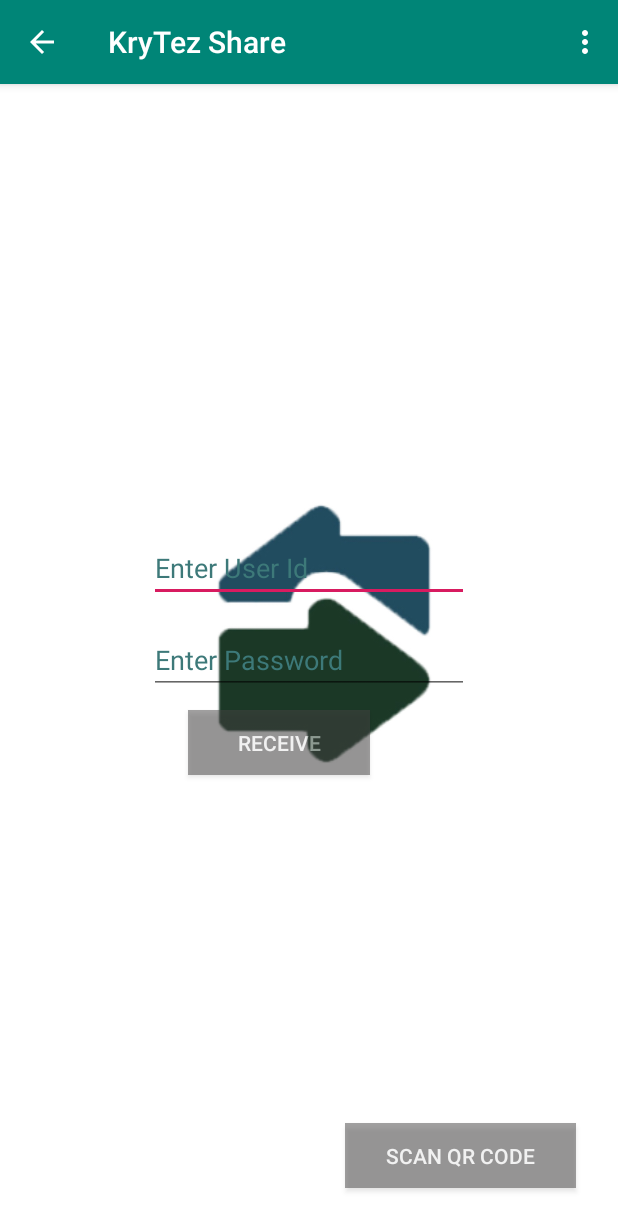
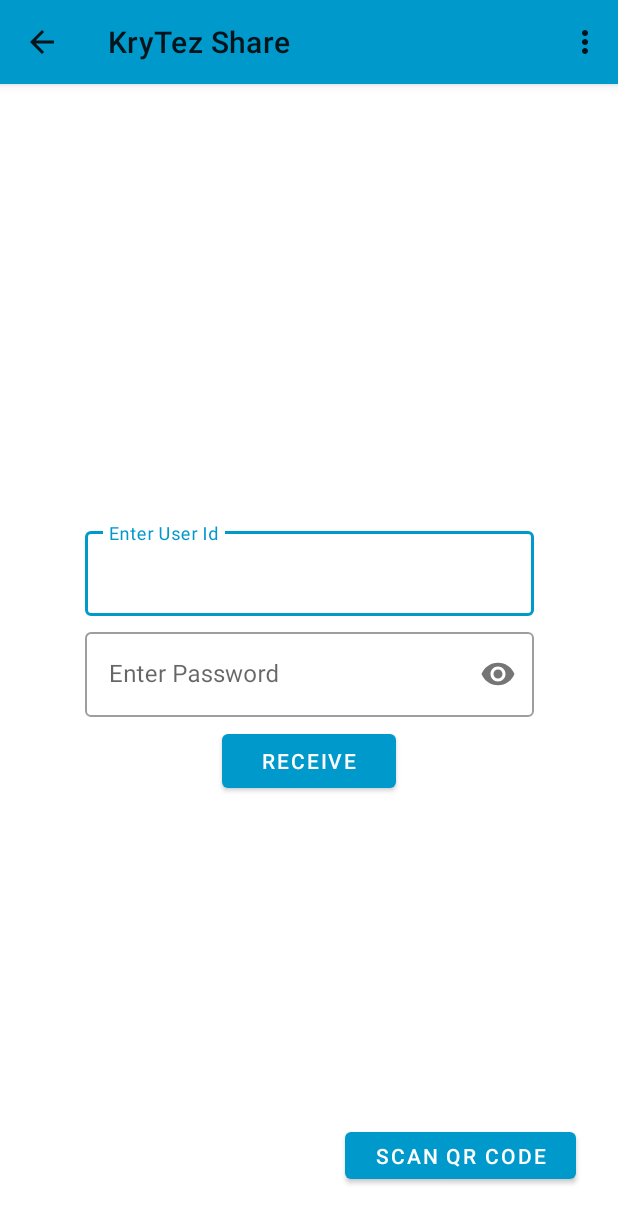
Before and after one commit to sumanth-31/KryTez-Share-Android, an Android app: the Krytez_Client screen opened directly, with no data from a screen before it, after a tap on "RECEIVE", on a phone screen of 412 x 824 dp. Shown: the top 1231 px of the screen. Run offline under Robolectric (Android 15) with nearby library versions, the phone set to English and light mode, and no system bars.

Commit message:
Added material design to client

```diff
--- a/app/src/main/java/com/krytez/krytezshare/Krytez_Client.java
+++ b/app/src/main/java/com/krytez/krytezshare/Krytez_Client.java
@@ -9,8 +9,10 @@ import android.content.pm.PackageManager;
 import android.net.Uri;
 import android.os.AsyncTask;
 import android.os.Environment;
-import android.support.v7.app.AlertDialog;
-import android.support.v7.app.AppCompatActivity;
+import androidx.appcompat.app.AlertDialog;
+import androidx.appcompat.app.AppCompatActivity;
+import androidx.constraintlayout.widget.ConstraintLayout;
+
 import android.os.Bundle;
 import android.view.Menu;
 import android.view.MenuInflater;
@@ -18,15 +20,18 @@ import android.view.MenuItem;
 import android.view.View;
 import android.widget.Button;
 import android.widget.EditText;
+import android.widget.LinearLayout;
 import android.widget.ProgressBar;
 import android.widget.RadioButton;
 import android.widget.RadioGroup;
 import android.widget.TextView;
 import android.widget.Toast;
+
+import com.google.android.material.textfield.TextInputEditText;
+
 import java.io.BufferedInputStream;
 import java.io.BufferedOutputStream;
 import java.io.BufferedReader;
-import java.io.DataInputStream;
 import java.io.DataOutputStream;
 import java.io.File;
 import java.io.FileOutputStream;
@@ -42,10 +47,12 @@ public class Krytez_Client extends AppCompatActivity {
     ProgressBar pb;
     TextView trans,perc;
     AlertDialog.Builder dialog;
-    EditText ip,portt;
+    TextInputEditText ip,portt;
     Button conn,scbtn;
     String file,datas;
     long starttime,endtime,totaltime,transd,maintrans;
+    ConstraintLayout loginLayout;
+    LinearLayout transferLayout;
     Intent intent;
     double datad;
     Socket socket;
@@ -65,13 +72,8 @@ public class Krytez_Client extends AppCompatActivity {
         protected void onPreExecute()
         {
 
-            pb.setVisibility(View.VISIBLE);
-            trans.setVisibility(View.VISIBLE);
-            ip.setVisibility(View.INVISIBLE);
-            scbtn.setVisibility(View.INVISIBLE);
-            portt.setVisibility(View.INVISIBLE);
-            conn.setVisibility(View.INVISIBLE);
-            perc.setVisibility(View.VISIBLE);
+            transferLayout.setVisibility(View.VISIBLE);
+            loginLayout.setVisibility(View.GONE);
             path=dir.getString("directory",null);
             File fl=new File(path);
             if(path==null)
@@ -452,7 +454,7 @@ public class Krytez_Client extends AppCompatActivity {
     }
     public void rgVis(View view)
     {
-        rg.setVisibility(View.INVISIBLE);
+        rg.setVisibility(View.GONE);
     }
     public void scan(View view)
     {
@@ -503,12 +505,11 @@ public class Krytez_Client extends AppCompatActivity {
                 Toast.makeText(Krytez_Client.this,"Failed!\nCheck if sd card is inserted",Toast.LENGTH_LONG).show();
             }
         }
-        rg.setVisibility(View.INVISIBLE);
+        rg.setVisibility(View.GONE);
         direditor.commit();
     }
     public void reset(){
         start();
-        perc.setVisibility(View.INVISIBLE);
         perc.setText("0%");
         startflag=true;
         perflag=false;
@@ -554,13 +555,9 @@ public class Krytez_Client extends AppCompatActivity {
     }
     public void start()
     {
-        pb.setVisibility(View.INVISIBLE);
-        trans.setVisibility(View.INVISIBLE);
-        ip.setVisibility(View.VISIBLE);
-        portt.setVisibility(View.VISIBLE);
-        conn.setVisibility(View.VISIBLE);
+        transferLayout.setVisibility(View.GONE);
+        loginLayout.setVisibility(View.VISIBLE);
         trans.setText("Waiting for files");
-        scbtn.setVisibility(View.VISIBLE);
     }
 
 
@@ -586,25 +583,20 @@ public class Krytez_Client extends AppCompatActivity {
         setContentView(R.layout.activity_krytez__client);
         scbtn= findViewById(R.id.but);
         setRequestedOrientation(ActivityInfo.SCREEN_ORIENTATION_PORTRAIT);
-        ip= (EditText) findViewById(R.id.ipadd);
-        portt=(EditText) findViewById(R.id.port);
+        ip= (TextInputEditText) findViewById(R.id.ipadd);
+        portt=(TextInputEditText) findViewById(R.id.port);
         conn= (Button) findViewById(R.id.connectb);
         pb= (ProgressBar) findViewById(R.id.pb);
+        loginLayout=(ConstraintLayout)findViewById(R.id.loginLayout);
+        transferLayout=(LinearLayout)findViewById(R.id.transferLayout);
         pb.setIndeterminate(true);
         trans=(TextView) findViewById(R.id.transfer);
         perc=(TextView) findViewById(R.id.perc);
-        pb.setVisibility(View.INVISIBLE);
-        trans.setVisibility(View.INVISIBLE);
-        ip.setVisibility(View.VISIBLE);
-        portt.setVisibility(View.VISIBLE);
-        conn.setVisibility(View.VISIBLE);
         trans.setText("Waiting for files");
-        perc.setVisibility(View.INVISIBLE);
         perc.setText(0+"%");
         rg=findViewById(R.id.rgroup);
         intr= findViewById(R.id.intr);
         extr=findViewById(R.id.extr);
-        rg.setVisibility(View.INVISIBLE);
         int i=0;
         try {
             Enumeration<NetworkInterface> en = NetworkInterface.getNetworkInterfaces();
--- a/app/src/main/java/com/krytez/krytezshare/MainActivity.java
+++ b/app/src/main/java/com/krytez/krytezshare/MainActivity.java
@@ -9,8 +9,8 @@ import android.content.pm.ActivityInfo;
 import android.content.pm.PackageManager;
 import android.os.Handler;
 import android.os.StrictMode;
-import android.support.v4.app.ActivityCompat;
-import android.support.v7.app.AppCompatActivity;
+import androidx.core.app.ActivityCompat;
+import androidx.appcompat.app.AppCompatActivity;
 import android.os.Bundle;
 import android.view.Window;
 import android.view.WindowManager;
--- a/app/src/main/java/com/krytez/krytezshare/ParentActivity.java
+++ b/app/src/main/java/com/krytez/krytezshare/ParentActivity.java
@@ -3,7 +3,7 @@ package com.krytez.krytezshare;
 import android.content.Intent;
 import android.content.pm.ActivityInfo;
 import android.net.Uri;
-import android.support.v7.app.AppCompatActivity;
+import androidx.appcompat.app.AppCompatActivity;
 import android.os.Bundle;
 import android.view.Menu;
 import android.view.MenuInflater;
--- a/app/src/main/java/com/krytez/krytezshare/QRGen.java
+++ b/app/src/main/java/com/krytez/krytezshare/QRGen.java
@@ -2,10 +2,9 @@ package com.krytez.krytezshare;
 
 import android.content.Intent;
 import android.graphics.Bitmap;
-import android.provider.MediaStore;
-import android.support.v7.app.AppCompatActivity;
+
+import androidx.appcompat.app.AppCompatActivity;
 import android.os.Bundle;
-import android.widget.ImageView;
 import android.widget.Toast;
 
 import com.google.zxing.BarcodeFormat;
--- a/app/src/main/java/com/krytez/krytezshare/QRScan.java
+++ b/app/src/main/java/com/krytez/krytezshare/QRScan.java
@@ -1,8 +1,8 @@
 package com.krytez.krytezshare;
 
 import android.content.Intent;
-import android.content.pm.ActivityInfo;
-import android.support.v7.app.AppCompatActivity;
+
+import androidx.appcompat.app.AppCompatActivity;
 import android.os.Bundle;
 import com.google.zxing.integration.android.IntentIntegrator;
 import com.google.zxing.integration.android.IntentResult;
--- a/app/src/main/res/layout/activity_krytez__client.xml
+++ b/app/src/main/res/layout/activity_krytez__client.xml
@@ -1,10 +1,9 @@
 <?xml version="1.0" encoding="utf-8"?>
-<android.support.constraint.ConstraintLayout xmlns:android="http://schemas.android.com/apk/res/android"
+<androidx.constraintlayout.widget.ConstraintLayout xmlns:android="http://schemas.android.com/apk/res/android"
     xmlns:app="http://schemas.android.com/apk/res-auto"
     xmlns:tools="http://schemas.android.com/tools"
     android:layout_width="match_parent"
     android:layout_height="match_parent"
-    android:background="@mipmap/back"
     android:onClick="rgVis"
     tools:context=".Krytez_Client">
 
@@ -16,6 +15,7 @@
         android:layout_marginLeft="241dp"
         android:layout_marginEnd="1dp"
         android:layout_marginRight="1dp"
+        android:visibility="gone"
         app:layout_constraintEnd_toEndOf="parent"
         app:layout_constraintStart_toStartOf="parent"
         tools:layout_editor_absoluteY="2dp">
@@ -38,99 +38,101 @@
 
     </RadioGroup>
 
-    <Button
-        android:id="@+id/connectb"
-        android:layout_width="121dp"
-        android:layout_height="43dp"
-        android:layout_marginStart="125dp"
-        android:layout_marginLeft="125dp"
-        android:layout_marginTop="72dp"
-        android:layout_marginEnd="165dp"
-        android:layout_marginRight="165dp"
-        android:alpha="0.5"
-        android:background="#474545"
-        android:onClick="client"
-        android:shadowColor="#161616"
-        android:text="receive"
-        android:textColor="#FFFFFF"
-        app:layout_constraintEnd_toEndOf="parent"
-        app:layout_constraintHorizontal_bias="0.0"
-        app:layout_constraintStart_toStartOf="parent"
-        app:layout_constraintTop_toBottomOf="@+id/ipadd" />
 
-    <EditText
-        android:id="@+id/port"
-        android:layout_width="wrap_content"
+    <LinearLayout
+        android:id="@+id/transferLayout"
+        android:layout_width="match_parent"
         android:layout_height="wrap_content"
-        android:layout_marginStart="99dp"
-        android:layout_marginLeft="99dp"
-        android:layout_marginTop="343dp"
-        android:layout_marginEnd="99dp"
-        android:layout_marginRight="99dp"
-        android:layout_marginBottom="343dp"
-        android:ems="10"
-        android:hint="@string/enter_password"
-        android:inputType="textPersonName"
-        android:textColorHint="#3D7979"
+        android:orientation="vertical"
+        android:visibility="gone"
         app:layout_constraintBottom_toBottomOf="parent"
-        app:layout_constraintEnd_toEndOf="parent"
-        app:layout_constraintStart_toStartOf="parent"
-        app:layout_constraintTop_toTopOf="parent" />
-
-    <EditText
-        android:id="@+id/ipadd"
-        android:layout_width="wrap_content"
-        android:layout_height="wrap_content"
-        android:layout_marginStart="99dp"
-        android:layout_marginLeft="99dp"
-        android:layout_marginEnd="99dp"
-        android:layout_marginRight="99dp"
-        android:layout_marginBottom="16dp"
-        android:ems="10"
-        android:hint="@string/enter_user_id"
-        android:inputType="textPersonName"
-        android:textColorHighlight="#9C27B0"
-        android:textColorHint="#3D7979"
-        app:layout_constraintBottom_toTopOf="@+id/port"
-        app:layout_constraintEnd_toEndOf="parent"
-        app:layout_constraintStart_toStartOf="parent" />
+        app:layout_constraintTop_toTopOf="parent">
 
         <ProgressBar
             android:id="@+id/pb"
             style="?android:attr/progressBarStyleHorizontal"
-        android:layout_width="195dp"
-        android:layout_height="5dp"
-        android:layout_marginStart="96dp"
-        android:layout_marginLeft="96dp"
-        android:layout_marginTop="8dp"
-        android:layout_marginBottom="8dp"
-        app:layout_constraintBottom_toTopOf="@+id/perc"
-        app:layout_constraintStart_toStartOf="parent"
-        app:layout_constraintTop_toBottomOf="@+id/transfer" />
+            android:layout_width="match_parent"
+            android:layout_height="10dp"
+            android:layout_marginBottom="5dp" />
+
+        <TextView
+            android:id="@+id/perc"
+            android:layout_width="match_parent"
+            android:layout_height="wrap_content"
+            android:layout_marginBottom="5dp"
+            android:text="TextView"
+            android:textColor="#3D7979" />
 
         <TextView
             android:id="@+id/transfer"
-        android:layout_width="208dp"
-        android:layout_height="95dp"
-        android:layout_marginStart="96dp"
-        android:layout_marginLeft="96dp"
-        android:layout_marginBottom="376dp"
+            android:layout_width="match_parent"
+            android:layout_height="wrap_content"
             android:text="TextView"
-        android:textColor="#3D7979"
+            android:textColor="#3D7979" />
+    </LinearLayout>
+
+    <androidx.constraintlayout.widget.ConstraintLayout
+        android:id="@+id/loginLayout"
+        android:layout_width="match_parent"
+        android:layout_height="match_parent"
+        android:visibility="visible"
+        tools:layout_editor_absoluteX="124dp"
+        tools:layout_editor_absoluteY="135dp">
+
+        <LinearLayout
+            android:layout_width="299dp"
+            android:layout_height="wrap_content"
+            android:gravity="center_horizontal"
+            android:orientation="vertical"
             app:layout_constraintBottom_toBottomOf="parent"
-        app:layout_constraintStart_toStartOf="parent" />
+            app:layout_constraintEnd_toEndOf="parent"
+            app:layout_constraintStart_toStartOf="parent"
+            app:layout_constraintTop_toTopOf="parent">
 
-    <TextView
-        android:id="@+id/perc"
-        android:layout_width="207dp"
-        android:layout_height="24dp"
-        android:layout_marginStart="96dp"
-        android:layout_marginLeft="96dp"
-        android:layout_marginBottom="316dp"
-        android:text="TextView"
-        android:textColor="#3D7979"
-        app:layout_constraintBottom_toBottomOf="parent"
-        app:layout_constraintStart_toStartOf="parent" />
+            <com.google.android.material.textfield.TextInputLayout
+                style="@style/Widget.MaterialComponents.TextInputLayout.OutlinedBox"
+                android:layout_width="match_parent"
+                android:layout_height="wrap_content">
+
+                <com.google.android.material.textfield.TextInputEditText
+                    android:id="@+id/ipadd"
+                    android:layout_width="match_parent"
+                    android:layout_height="wrap_content"
+                    android:layout_marginBottom="5dp"
+                    android:ems="10"
+                    android:hint="@string/enter_user_id"
+                    android:textColorHighlight="#9C27B0"
+                    android:textColorHint="#3D7979" />
+
+            </com.google.android.material.textfield.TextInputLayout>
+
+            <com.google.android.material.textfield.TextInputLayout
+                style="@style/Widget.MaterialComponents.TextInputLayout.OutlinedBox"
+                android:layout_width="match_parent"
+                android:layout_height="wrap_content"
+                app:passwordToggleEnabled="true">
+
+                <com.google.android.material.textfield.TextInputEditText
+                    android:id="@+id/port"
+                    android:layout_width="match_parent"
+                    android:layout_height="wrap_content"
+                    android:layout_marginBottom="5dp"
+                    android:ems="10"
+                    android:hint="@string/enter_password"
+                    android:inputType="textPassword"
+                    android:textColorHint="#3D7979" />
+            </com.google.android.material.textfield.TextInputLayout>
+
+            <Button
+                android:id="@+id/connectb"
+                android:layout_width="116dp"
+                android:layout_height="wrap_content"
+                android:onClick="client"
+                android:shadowColor="#161616"
+                android:text="receive"
+                android:textColor="#FFFFFF" />
+        </LinearLayout>
+
 
         <Button
             android:id="@+id/but"
@@ -139,12 +141,12 @@
             android:layout_marginEnd="28dp"
             android:layout_marginRight="28dp"
             android:layout_marginBottom="32dp"
-        android:alpha="0.5"
-        android:background="#474545"
             android:onClick="scan"
             android:text="Scan QR Code"
             android:textColor="#FFFF"
             app:layout_constraintBottom_toBottomOf="parent"
             app:layout_constraintEnd_toEndOf="parent" />
+    </androidx.constraintlayout.widget.ConstraintLayout>
 
-</android.support.constraint.ConstraintLayout>
+
+</androidx.constraintlayout.widget.ConstraintLayout>
--- a/app/src/main/res/layout/activity_krytez__server.xml
+++ b/app/src/main/res/layout/activity_krytez__server.xml
@@ -1,5 +1,5 @@
 <?xml version="1.0" encoding="utf-8"?>
-<android.support.constraint.ConstraintLayout xmlns:android="http://schemas.android.com/apk/res/android"
+<androidx.constraintlayout.widget.ConstraintLayout xmlns:android="http://schemas.android.com/apk/res/android"
     xmlns:app="http://schemas.android.com/apk/res-auto"
     xmlns:tools="http://schemas.android.com/tools"
     android:layout_width="match_parent"
@@ -103,4 +103,4 @@
         app:layout_constraintTop_toBottomOf="@+id/button2"
         app:srcCompat="@color/ic_launcher_background" />
 
-</android.support.constraint.ConstraintLayout>
+</androidx.constraintlayout.widget.ConstraintLayout>
--- a/app/src/main/res/layout/activity_main.xml
+++ b/app/src/main/res/layout/activity_main.xml
@@ -1,5 +1,5 @@
 <?xml version="1.1.1" encoding="utf-8"?>
-<android.support.constraint.ConstraintLayout xmlns:android="http://schemas.android.com/apk/res/android"
+<androidx.constraintlayout.widget.ConstraintLayout xmlns:android="http://schemas.android.com/apk/res/android"
     xmlns:app="http://schemas.android.com/apk/res-auto"
     xmlns:tools="http://schemas.android.com/tools"
     android:layout_width="match_parent"
--- a/app/src/main/res/layout/activity_main2.xml
+++ b/app/src/main/res/layout/activity_main2.xml
@@ -1,9 +1,9 @@
 <?xml version="1.0" encoding="utf-8"?>
-<android.support.constraint.ConstraintLayout xmlns:android="http://schemas.android.com/apk/res/android"
+<androidx.constraintlayout.widget.ConstraintLayout xmlns:android="http://schemas.android.com/apk/res/android"
     xmlns:app="http://schemas.android.com/apk/res-auto"
     xmlns:tools="http://schemas.android.com/tools"
     android:layout_width="match_parent"
     android:layout_height="match_parent"
     tools:context=".Main2Activity">
 
-</android.support.constraint.ConstraintLayout>
+</androidx.constraintlayout.widget.ConstraintLayout>
--- a/app/src/main/res/layout/activity_parent.xml
+++ b/app/src/main/res/layout/activity_parent.xml
@@ -1,5 +1,5 @@
 <?xml version="1.1.1" encoding="utf-8"?>
-<android.support.constraint.ConstraintLayout xmlns:android="http://schemas.android.com/apk/res/android"
+<androidx.constraintlayout.widget.ConstraintLayout xmlns:android="http://schemas.android.com/apk/res/android"
     xmlns:app="http://schemas.android.com/apk/res-auto"
     xmlns:tools="http://schemas.android.com/tools"
     android:layout_width="match_parent"
@@ -37,4 +37,4 @@
         app:layout_constraintBottom_toBottomOf="parent"
         app:layout_constraintStart_toStartOf="parent" />
 
-</android.support.constraint.ConstraintLayout>
+</androidx.constraintlayout.widget.ConstraintLayout>
--- a/app/src/main/res/layout/activity_qrgen.xml
+++ b/app/src/main/res/layout/activity_qrgen.xml
@@ -1,9 +1,9 @@
 <?xml version="1.0" encoding="utf-8"?>
-<android.support.constraint.ConstraintLayout xmlns:android="http://schemas.android.com/apk/res/android"
+<androidx.constraintlayout.widget.ConstraintLayout xmlns:android="http://schemas.android.com/apk/res/android"
     xmlns:app="http://schemas.android.com/apk/res-auto"
     xmlns:tools="http://schemas.android.com/tools"
     android:layout_width="match_parent"
     android:layout_height="match_parent"
     tools:context=".QRGen">
 
-</android.support.constraint.ConstraintLayout>
+</androidx.constraintlayout.widget.ConstraintLayout>
--- a/app/src/main/res/layout/activity_qrscan.xml
+++ b/app/src/main/res/layout/activity_qrscan.xml
@@ -1,9 +1,9 @@
 <?xml version="1.0" encoding="utf-8"?>
-<android.support.constraint.ConstraintLayout xmlns:android="http://schemas.android.com/apk/res/android"
+<androidx.constraintlayout.widget.ConstraintLayout xmlns:android="http://schemas.android.com/apk/res/android"
     xmlns:app="http://schemas.android.com/apk/res-auto"
     xmlns:tools="http://schemas.android.com/tools"
     android:layout_width="match_parent"
     android:layout_height="match_parent"
     tools:context=".QRScan">
 
-</android.support.constraint.ConstraintLayout>
+</androidx.constraintlayout.widget.ConstraintLayout>
--- a/app/src/main/res/values/colors.xml
+++ b/app/src/main/res/values/colors.xml
@@ -1,6 +1,6 @@
 <?xml version="1.0" encoding="utf-8"?>
 <resources>
-    <color name="colorPrimary">#008577</color>
+    <color name="colorPrimary">#ff0099cc</color>
     <color name="colorPrimaryDark">#00574B</color>
     <color name="colorAccent">#D81B60</color>
 </resources>
--- a/app/src/main/res/values/styles.xml
+++ b/app/src/main/res/values/styles.xml
@@ -1,7 +1,7 @@
 <resources>
 
     <!-- Base application theme. -->
-    <style name="AppTheme" parent="Theme.AppCompat.Light.DarkActionBar">
+    <style name="AppTheme" parent="Theme.MaterialComponents.DayNight">
         <!-- Customize your theme here. -->
         <item name="colorPrimary">@color/colorPrimary</item>
         <item name="colorPrimaryDark">@color/colorPrimaryDark</item>
--- a/gradle.properties
+++ b/gradle.properties
@@ -6,6 +6,8 @@
 # http://www.gradle.org/docs/current/userguide/build_environment.html
 # Specifies the JVM arguments used for the daemon process.
 # The setting is particularly useful for tweaking memory settings.
+android.enableJetifier=true
+android.useAndroidX=true
 org.gradle.jvmargs=-Xmx1536m
 # When configured, Gradle will run in incubating parallel mode.
 # This option should only be used with decoupled projects. More details, visit
```
Also changed, not shown: app/build.gradle (+7 -6 lines), app/src/main/java/com/krytez/krytezshare/Krytez_Server.java (+3 -6 lines), 3 other files. Lines whose indentation alone changed are shown as unchanged.
